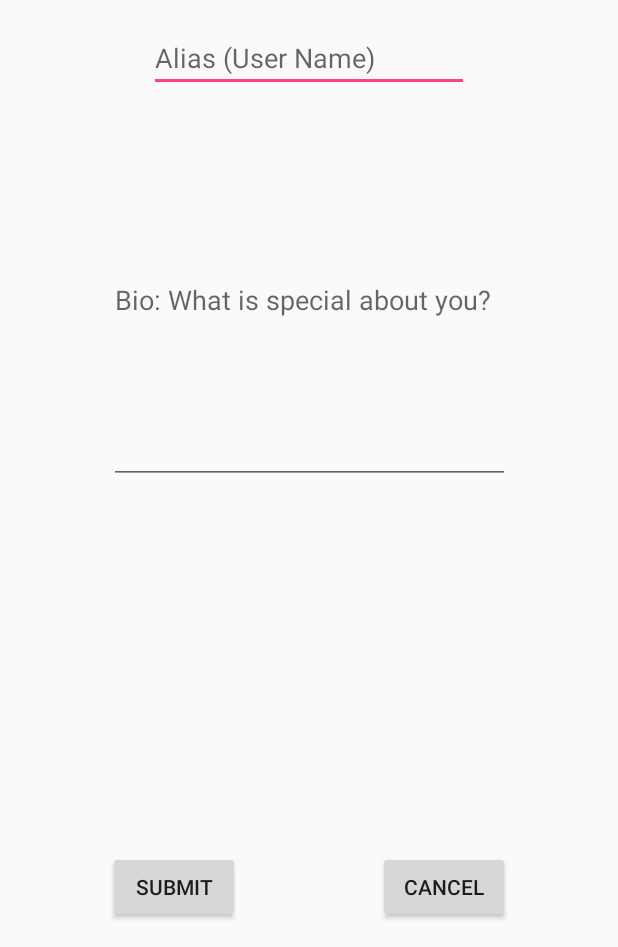
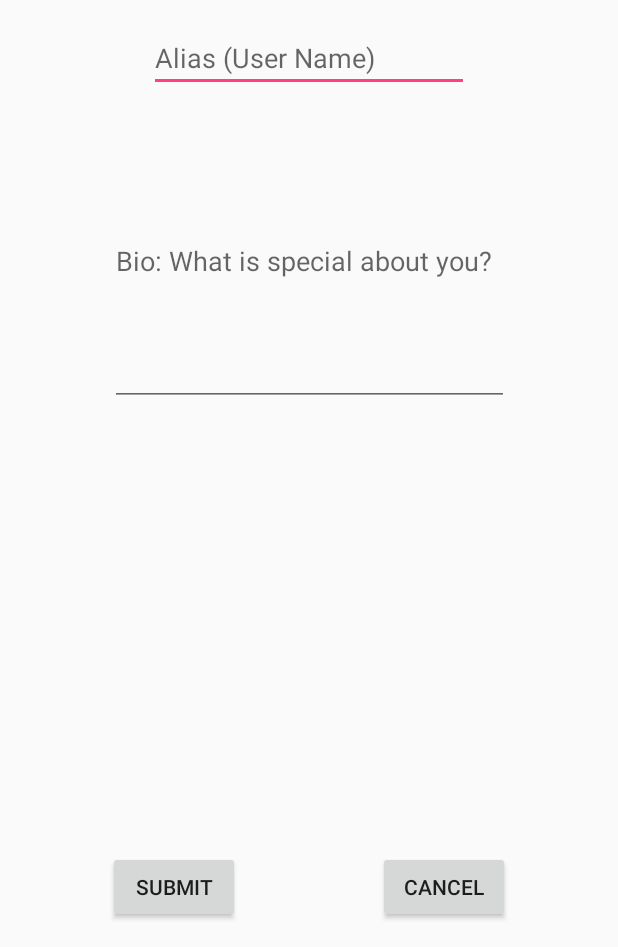
Before and after one commit to skoliver89/listen, an Android app: the NewUserProfile screen opened directly, with no data from a screen before it, on a phone screen of 412 x 824 dp, the part 289-1236 px from its top. Run offline under Robolectric (Android 15) with nearby library versions, the phone set to English and light mode, and no system bars; our stand-ins replace Firebase (no records; nobody signed in at launch, a user with empty details on screens opened directly); libraries missing offline, so code that uses them is left out: com.firebase.ui.

Commit message:
Have user create profile or sign out; send data to db; redirect to main activity on submit

```diff
--- a/listen_app/app/src/main/java/com/example/listen/MainActivity.java
+++ b/listen_app/app/src/main/java/com/example/listen/MainActivity.java
@@ -94,6 +94,9 @@ public class MainActivity extends AppCompatActivity {
                 });
     }
 
+    // ### Activity Navigation
+
+    //Load up the Account activity
     public void showAccount(FirebaseUser user){
         Intent intent = new Intent(this, AccountActivity.class);
         String username = user.getDisplayName();
@@ -104,6 +107,7 @@ public class MainActivity extends AppCompatActivity {
         startActivity(intent);
     }
 
+    //Load up the NewUserProfile activity
     public void createProfile(FirebaseUser user)
     {
         Intent intent = new Intent(this, NewUserProfile.class);
--- a/listen_app/app/src/main/res/layout/activity_new_user_profile.xml
+++ b/listen_app/app/src/main/res/layout/activity_new_user_profile.xml
@@ -66,13 +66,16 @@
         app:layout_constraintStart_toStartOf="parent"
         app:layout_constraintTop_toBottomOf="@+id/newProfileUserIcon" />
 
-    <MultiAutoCompleteTextView
+    <EditText
         android:id="@+id/newProfileBio"
-        android:layout_width="267dp"
-        android:layout_height="245dp"
+        android:layout_width="266dp"
+        android:layout_height="193dp"
         android:layout_marginTop="16dp"
+        android:ems="10"
         android:hint="@string/bioFieldHint"
+        android:inputType="textMultiLine"
         app:layout_constraintEnd_toEndOf="parent"
+        app:layout_constraintHorizontal_bias="0.5"
         app:layout_constraintStart_toStartOf="parent"
         app:layout_constraintTop_toBottomOf="@+id/newProfileAlias" />
 
```
Also changed, not shown: listen_app/app/src/main/java/com/example/listen/NewUserProfile.java (+47 -2 lines).
